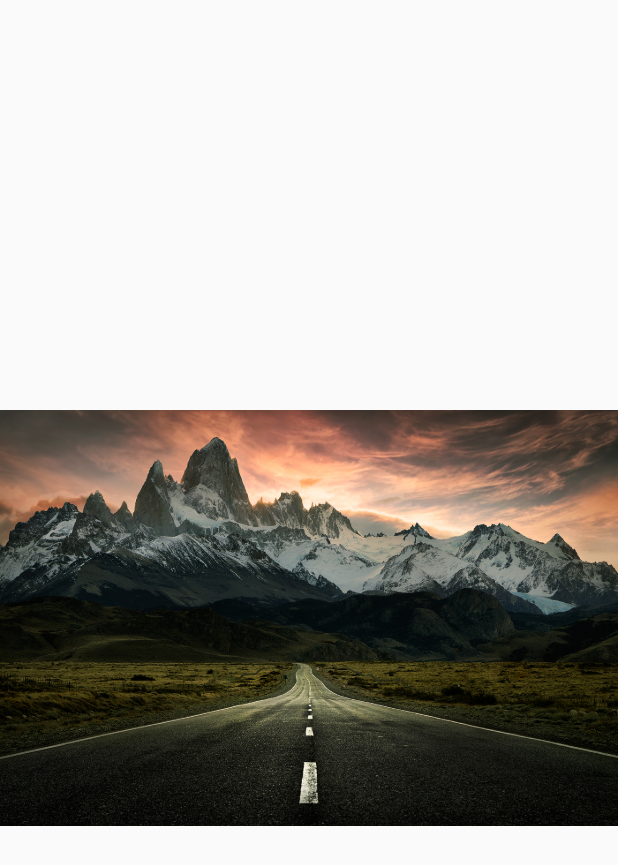
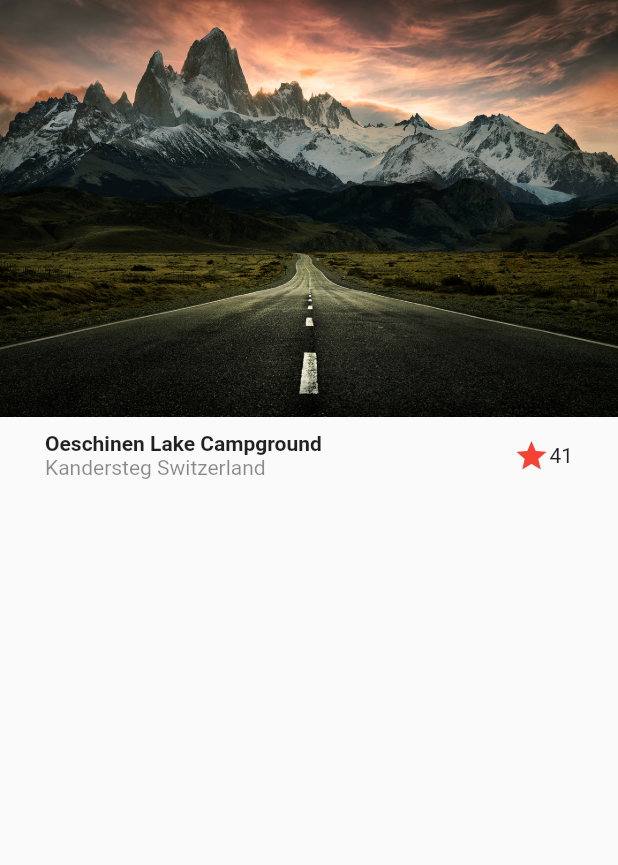
Before and after one commit to Gregoriomiqui/disenos, a Flutter app: the screen it shows after launch, on a phone screen of 412 x 824 dp. Shown: the top 865 px of the screen. Run offline on Flutter 3.47's test engine with Material 2 defaults, Android fonts, the phone set to English and light mode, and no system bars.

Commit message:
diseño pbasico parte 2

```diff
--- a/lib/screens/basic_disign.dart
+++ b/lib/screens/basic_disign.dart
@@ -6,9 +6,44 @@ class BasicDesignScreen extends StatelessWidget {
   @override
   Widget build(BuildContext context) {
     return Scaffold(
-      body: Center(
-        child: Image(image: AssetImage('assets/landscape.jpg')),
-     ),
+      body: Column(
+        children: [
+          // Imagen
+          Image(image: AssetImage('assets/landscape.jpg')),
+
+          // Titulo
+          Title()
+
+        ],
+      )
    );
   }
 }
+
+class Title extends StatelessWidget {
+  const Title({
+    Key? key,
+  }) : super(key: key);
+
+  @override
+  Widget build(BuildContext context) {
+    return Container(
+      margin: EdgeInsets.symmetric(horizontal: 30.0, vertical: 10.0),
+      child: Row(
+        children: [
+          Column(
+            crossAxisAlignment: CrossAxisAlignment.start,
+            children: [
+              Text("Oeschinen Lake Campground", style: TextStyle( fontWeight: FontWeight.bold)),
+              Text("Kandersteg Switzerland", style: TextStyle( color: Colors.black45 )),
+            ],
+          ),
+          Expanded(child: Container()),
+          Icon(Icons.star, color: Colors.red),
+          Text("41")
+
+        ],
+      ),
+    );
+  }
+}
```
